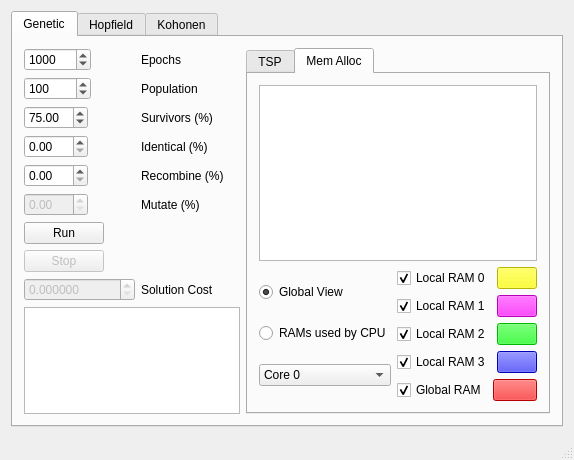
Above: src/mainwindow.ui from balsini/NeuroLab before the change. Below: the same form after it.
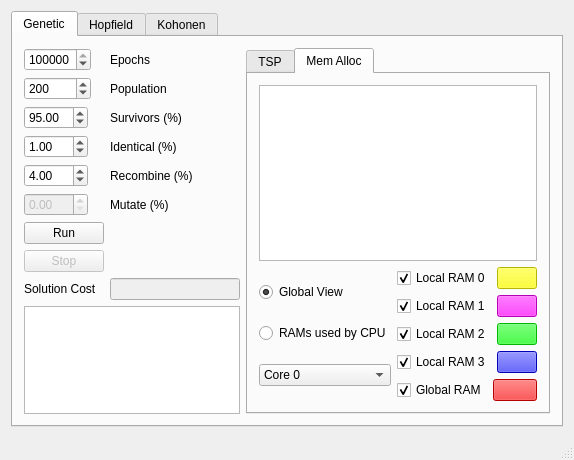
That is the form after the change. Custom widgets are drawn as their Qt base class.

Commit message: Updated default values

```diff
--- a/src/mainwindow.ui
+++ b/src/mainwindow.ui
@@ -38,10 +38,10 @@
                <number>1</number>
               </property>
               <property name="maximum">
-               <number>999999</number>
+               <number>1000000</number>
               </property>
               <property name="value">
-               <number>1000</number>
+               <number>1000000</number>
               </property>
              </widget>
             </item>
@@ -61,7 +61,7 @@
                <number>999999</number>
               </property>
               <property name="value">
-               <number>100</number>
+               <number>200</number>
               </property>
              </widget>
             </item>
@@ -78,7 +78,7 @@
                <double>100.000000000000000</double>
               </property>
               <property name="value">
-               <double>75.000000000000000</double>
+               <double>95.000000000000000</double>
               </property>
              </widget>
             </item>
@@ -95,7 +95,7 @@
                <double>100.000000000000000</double>
               </property>
               <property name="value">
-               <double>0.000000000000000</double>
+               <double>1.000000000000000</double>
               </property>
              </widget>
             </item>
@@ -111,6 +111,9 @@
               <property name="maximum">
                <double>100.000000000000000</double>
               </property>
+              <property name="value">
+               <double>4.000000000000000</double>
+              </property>
              </widget>
             </item>
             <item row="5" column="1">
@@ -144,29 +147,6 @@
               </property>
              </widget>
             </item>
-            <item row="10" column="0">
-             <widget class="QDoubleSpinBox" name="GA_cost">
-              <property name="enabled">
-               <bool>false</bool>
-              </property>
-              <property name="decimals">
-               <number>6</number>
-              </property>
-              <property name="maximum">
-               <double>999999.000000000000000</double>
-              </property>
-              <property name="value">
-               <double>0.000000000000000</double>
-              </property>
-             </widget>
-            </item>
-            <item row="10" column="1">
-             <widget class="QLabel" name="label_6">
-              <property name="text">
-               <string>Solution Cost</string>
-              </property>
-             </widget>
-            </item>
             <item row="9" column="0">
              <widget class="QPushButton" name="GA_stop">
               <property name="enabled">
@@ -177,6 +157,20 @@
               </property>
              </widget>
             </item>
+            <item row="10" column="0">
+             <widget class="QLabel" name="label_6">
+              <property name="text">
+               <string>Solution Cost</string>
+              </property>
+             </widget>
+            </item>
+            <item row="10" column="1">
+             <widget class="QLineEdit" name="GA_cost">
+              <property name="enabled">
+               <bool>false</bool>
+              </property>
+             </widget>
+            </item>
            </layout>
           </item>
           <item>
```
The commit also changes 1 other file.
